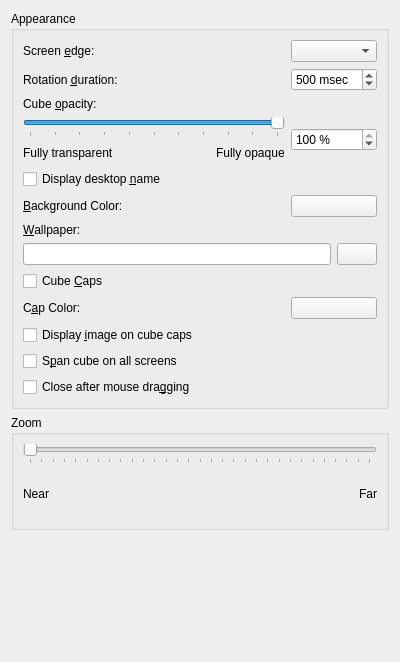
Above: effects/sphere_config.ui from KDE/kwin before the change. Below: the same form after it.
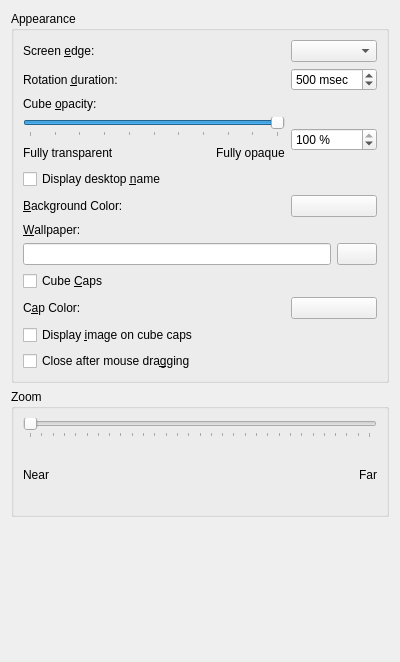
That is the form after the change. Custom widgets are drawn as their Qt base class.

Commit message: Make cylinder and sphere work with multi screen setup. Span on all screens is only option as scaling on one screen results in abstract art. So the option is removed from config dialog.

Diff of the .ui file:
```diff
--- a/effects/sphere_config.ui
+++ b/effects/sphere_config.ui
@@ -169,13 +169,6 @@
         </property>
        </widget>
       </item>
-      <item row="15" column="0" >
-       <widget class="QCheckBox" name="bigCubeBox" >
-        <property name="text" >
-         <string>S&amp;pan cube on all screens</string>
-        </property>
-       </widget>
-      </item>
       <item row="1" column="0" >
        <widget class="QLabel" name="label_2" >
         <property name="text" >
@@ -210,7 +203,7 @@
         </item>
        </layout>
       </item>
-      <item row="16" column="0" >
+      <item row="15" column="0" >
        <widget class="QCheckBox" name="closeOnMouseReleaseBox" >
         <property name="text" >
          <string>Close after mouse dra&amp;gging</string>
```
Left out of the diff: 1 changed line with no effect on the pictures. The commit also changes 5 other files.
